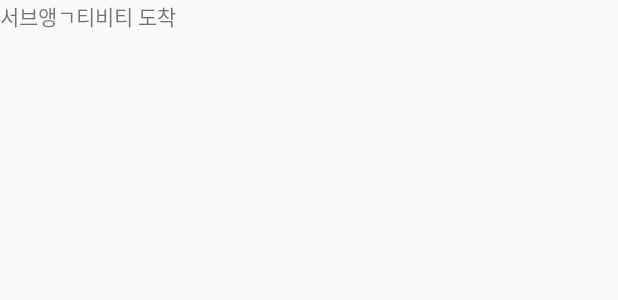
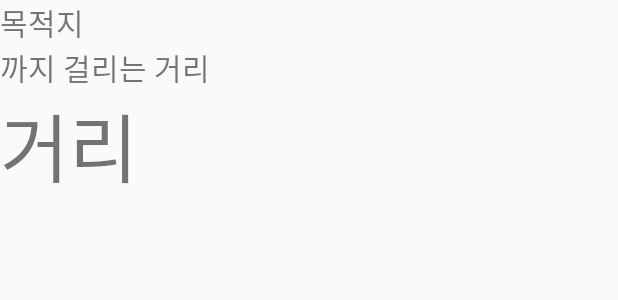
Before and after one commit to baejunghyun36/graduation_project2, an Android app: the layout activity_sub.xml on its own in the app's theme, with its tools: preview values and no code run, on a phone screen of 412 x 824 dp. Shown: the top 300 px of the screen. Run offline under Robolectric (Android 15) with nearby library versions, the phone set to English and light mode, and no system bars.

Commit message:
거리 받아오기

```diff
--- a/app/src/main/java/com/minew/beaconset/demo/DetilActivity.java
+++ b/app/src/main/java/com/minew/beaconset/demo/DetilActivity.java
@@ -115,6 +115,7 @@ public class DetilActivity extends AppCompatActivity {
         listdata.add("basbea.com");//mMinewBeaconSetting.getManufacture());
         listdata.add(mMinewBeaconSetting.getModel() + "");
         listdata.add(mMinewBeaconSetting.getSN());
+
         listdata.add(mMinewBeaconSetting.getHardware());
         listdata.add(mMinewBeaconSetting.getFirmware());
         listdata.add(mMinewBeaconSetting.getSoftware());
--- a/app/src/main/java/com/minew/beaconset/demo/MainActivity.java
+++ b/app/src/main/java/com/minew/beaconset/demo/MainActivity.java
@@ -41,7 +41,6 @@ public class MainActivity extends AppCompatActivity {
     private static final int REQUEST_ENABLE_BT = 2;
 
 
-
     private EditText et_test;
     private Button  btn_move;
     String str;
@@ -75,6 +74,7 @@ public class MainActivity extends AppCompatActivity {
                 startActivity(intent);
             }
         });
+
 
 
 
--- a/app/src/main/res/layout/activity_main.xml
+++ b/app/src/main/res/layout/activity_main.xml
@@ -29,6 +29,7 @@
         android:text="검색"/>
 
 
+
     <android.support.v7.widget.RecyclerView
         android:id="@+id/main_recyeler"
         android:layout_width="match_parent"
--- a/app/src/main/res/layout/activity_sub.xml
+++ b/app/src/main/res/layout/activity_sub.xml
@@ -4,11 +4,31 @@
     xmlns:tools="http://schemas.android.com/tools"
     android:layout_width="match_parent"
     android:layout_height="match_parent"
+    android:orientation="vertical"
     tools:context=".demo.SubActivity">
+
 
     <TextView
         android:id="@+id/tv_sub"
         android:layout_width="wrap_content"
         android:layout_height="wrap_content"
-        android:text="서브앵ㄱ티비티 도착"/>
+        android:text="목적지"
+        android:textSize="20dp" />
+
+    <TextView
+        android:layout_width="wrap_content"
+        android:layout_height="wrap_content"
+        android:text="까지 걸리는 거리 "
+        android:textSize="20dp"
+
+        />
+
+    <TextView
+        android:id="@+id/dis_result"
+        android:layout_width="171dp"
+        android:layout_height="wrap_content"
+        android:text="거리"
+        android:textSize="50dp" />
+
+
 </LinearLayout>
```
Also changed, not shown: app/src/main/java/com/minew/beaconset/demo/BeaconListAdapter.java (+34 -14 lines), app/src/main/java/com/minew/beaconset/demo/SubActivity.java (+21 -0 lines), 1 other file.
